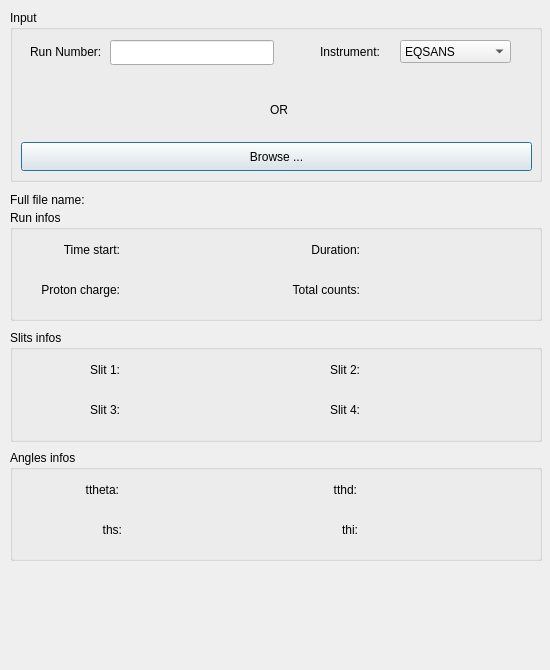
stuartcampbell/playpen, file ViewNex/src/ViewNexDlg.ui: the form before one commit.
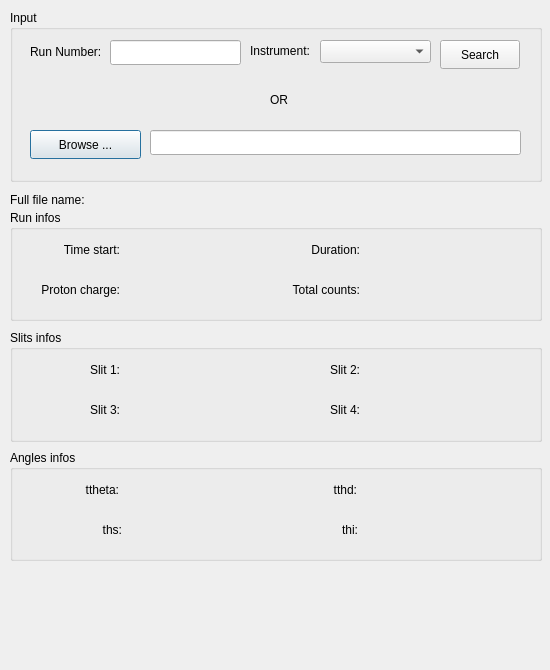
The form after the commit.

```diff
--- a/ViewNex/src/ViewNexDlg.ui
+++ b/ViewNex/src/ViewNexDlg.ui
@@ -37,12 +37,12 @@
    <property name="title">
     <string>Input</string>
    </property>
-   <widget class="QPushButton" name="Browse_button">
-    <property name="geometry">
+   <widget class="QPushButton" name="browseButton" >
+    <property name="geometry" >
      <rect>
-      <x>11</x>
-      <y>132</y>
-      <width>511</width>
+      <x>20</x>
+      <y>120</y>
+      <width>111</width>
       <height>29</height>
      </rect>
     </property>
@@ -82,23 +82,23 @@
      <bool>false</bool>
     </property>
    </widget>
-   <widget class="QLineEdit" name="Run_Number_Input">
-    <property name="geometry">
+   <widget class="QLineEdit" name="runLineEdit" >
+    <property name="geometry" >
      <rect>
       <x>100</x>
       <y>30</y>
-      <width>164</width>
+      <width>131</width>
       <height>25</height>
      </rect>
     </property>
    </widget>
-   <widget class="QLabel" name="Instrument_label">
-    <property name="geometry">
+   <widget class="QLabel" name="Instrument_label" >
+    <property name="geometry" >
      <rect>
-      <x>310</x>
+      <x>240</x>
       <y>20</y>
       <width>71</width>
-      <height>44</height>
+      <height>41</height>
      </rect>
     </property>
     <property name="text">
@@ -108,11 +108,11 @@
      <bool>false</bool>
     </property>
    </widget>
-   <widget class="QLabel" name="OR">
-    <property name="geometry">
+   <widget class="QLabel" name="OR" >
+    <property name="geometry" >
      <rect>
       <x>260</x>
-      <y>90</y>
+      <y>80</y>
       <width>71</width>
       <height>19</height>
      </rect>
@@ -124,17 +124,37 @@
      <bool>false</bool>
     </property>
    </widget>
-   <widget class="QComboBox" name="comboBox">
-    <property name="geometry">
+   <widget class="QComboBox" name="instrumentDropList" >
+    <property name="geometry" >
      <rect>
-      <x>390</x>
+      <x>310</x>
       <y>30</y>
       <width>111</width>
       <height>23</height>
      </rect>
     </property>
     <item>
-     <property name="text">
+     <property name="text" >
+      <string/>
+     </property>
+    </item>
+    <item>
+     <property name="text" >
+      <string>ARCS</string>
+     </property>
+    </item>
+    <item>
+     <property name="text" >
+      <string>BSS</string>
+     </property>
+    </item>
+    <item>
+     <property name="text" >
+      <string>CNCS</string>
+     </property>
+    </item>
+    <item>
+     <property name="text" >
       <string>EQSANS</string>
      </property>
     </item>
@@ -153,6 +173,44 @@
       <string>Venus</string>
      </property>
     </item>
+    <item>
+     <property name="text" >
+      <string>SEQUOIA</string>
+     </property>
+    </item>
+    <item>
+     <property name="text" >
+      <string>TOPAZ</string>
+     </property>
+    </item>
+    <item>
+     <property name="text" >
+      <string>VULCAN</string>
+     </property>
+    </item>
+   </widget>
+   <widget class="QLineEdit" name="browseLineEdit" >
+    <property name="geometry" >
+     <rect>
+      <x>140</x>
+      <y>120</y>
+      <width>371</width>
+      <height>25</height>
+     </rect>
+    </property>
+   </widget>
+   <widget class="QPushButton" name="searchButton" >
+    <property name="geometry" >
+     <rect>
+      <x>430</x>
+      <y>30</y>
+      <width>80</width>
+      <height>29</height>
+     </rect>
+    </property>
+    <property name="text" >
+     <string>Search</string>
+    </property>
    </widget>
   </widget>
   <widget class="QGroupBox" name="groupBox_2">
@@ -215,10 +273,10 @@
      <bool>false</bool>
     </property>
    </widget>
-   <widget class="QLabel" name="Proton_charge">
-    <property name="geometry">
+   <widget class="QLabel" name="protonchargeInfo" >
+    <property name="geometry" >
      <rect>
-      <x>130</x>
+      <x>110</x>
       <y>70</y>
       <width>140</width>
       <height>21</height>
@@ -263,11 +321,11 @@
      <bool>false</bool>
     </property>
    </widget>
-   <widget class="QLabel" name="Duration">
-    <property name="geometry">
+   <widget class="QLabel" name="durationInfo" >
+    <property name="geometry" >
      <rect>
-      <x>340</x>
-      <y>20</y>
+      <x>350</x>
+      <y>30</y>
       <width>160</width>
       <height>21</height>
      </rect>
@@ -279,10 +337,10 @@
      <bool>false</bool>
     </property>
    </widget>
-   <widget class="QLabel" name="Total_counts">
-    <property name="geometry">
+   <widget class="QLabel" name="totalcountsInfo" >
+    <property name="geometry" >
      <rect>
-      <x>340</x>
+      <x>350</x>
       <y>70</y>
       <width>160</width>
       <height>21</height>
@@ -324,10 +382,10 @@
      <bool>false</bool>
     </property>
    </widget>
-   <widget class="QLabel" name="Slit_1">
-    <property name="geometry">
+   <widget class="QLabel" name="slit1Info" >
+    <property name="geometry" >
      <rect>
-      <x>100</x>
+      <x>110</x>
       <y>30</y>
       <width>171</width>
       <height>21</height>
@@ -356,10 +414,10 @@
      <bool>false</bool>
     </property>
    </widget>
-   <widget class="QLabel" name="Slit_3">
-    <property name="geometry">
+   <widget class="QLabel" name="Slit_3" >
+    <property name="geometry" >
      <rect>
-      <x>100</x>
+      <x>110</x>
       <y>70</y>
       <width>171</width>
       <height>21</height>
@@ -372,10 +430,10 @@
      <bool>false</bool>
     </property>
    </widget>
-   <widget class="QLabel" name="Slit_2">
-    <property name="geometry">
+   <widget class="QLabel" name="slit2Info" >
+    <property name="geometry" >
      <rect>
-      <x>340</x>
+      <x>350</x>
       <y>30</y>
       <width>160</width>
       <height>21</height>
@@ -605,7 +663,7 @@
    </property>
   </widget>
  </widget>
- <layoutdefault spacing="6" margin="11"/>
+ <layoutdefault spacing="6" margin="11" />
  <pixmapfunction>qPixmapFromMimeSource</pixmapfunction>
  <resources/>
  <connections/>
```
Left out of the diff: 280 changed lines with no effect on the pictures.
